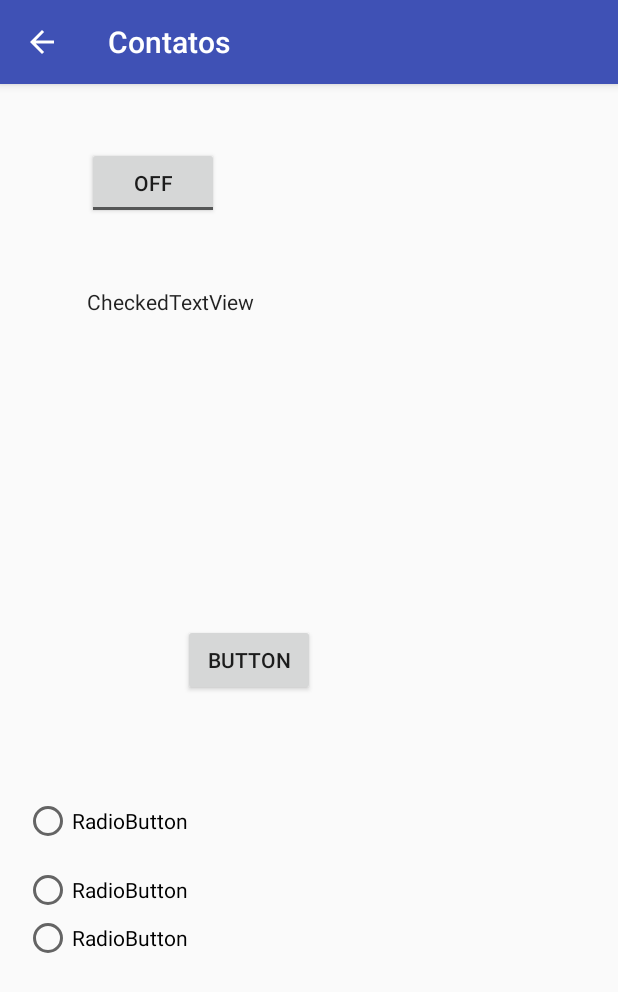
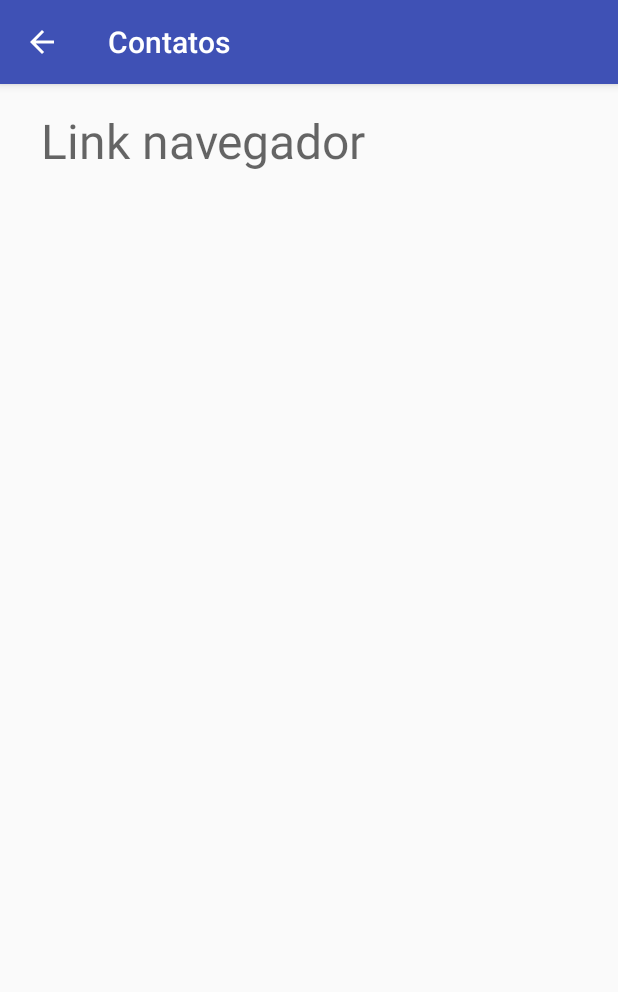
Before and after one commit to RaquelFernandes/contatosAndroidKenniston, an Android app: the NotificacaoActivity screen opened directly, with no data from a screen before it, on a phone screen of 412 x 824 dp. Shown: the top 992 px of the screen. Run offline under Robolectric (Android 15) with nearby library versions, the phone set to English and light mode, and no system bars; 1 statement that could not run was skipped.

Commit message:
Notificação e Alteração no layout

```diff
--- a/app/src/main/java/br/iesb/contatos/Activities/ListarUsuario.java
+++ b/app/src/main/java/br/iesb/contatos/Activities/ListarUsuario.java
@@ -36,7 +36,6 @@ public class ListarUsuario extends AppCompatActivity {
             usuario.setNome(c.getString(c.getColumnIndex("nome")));
             usuario.setTelefone(c.getString(c.getColumnIndex("telefone")));
             usuario.setEmail(c.getString(c.getColumnIndex("email")));
-            //usuario.setSenha(c.getString(c.getColumnIndex("senha")));
 
             listaPesquisaBanco.add(usuario);
             c.moveToNext();
--- a/app/src/main/java/br/iesb/contatos/Activities/NotificacaoActivity.java
+++ b/app/src/main/java/br/iesb/contatos/Activities/NotificacaoActivity.java
@@ -1,7 +1,10 @@
 package br.iesb.contatos.Activities;
 
+import android.content.Intent;
 import android.support.v7.app.AppCompatActivity;
 import android.os.Bundle;
+import android.util.Log;
+import android.widget.TextView;
 
 import br.iesb.contatos.R;
 
@@ -11,5 +14,14 @@ public class NotificacaoActivity extends AppCompatActivity {
     protected void onCreate(Bundle savedInstanceState) {
         super.onCreate(savedInstanceState);
         setContentView(R.layout.activity_notificacao);
+
+        Intent ti = getIntent();
+        String url = ti.getExtras().getString("url");
+        Log.d("sda", url);
+
+        TextView txt = (TextView) findViewById(R.id.txtUrl);
+        txt.setText(url);
     }
+
+
 }
--- a/app/src/main/java/br/iesb/contatos/Adapter/UsuarioAdapter.java
+++ b/app/src/main/java/br/iesb/contatos/Adapter/UsuarioAdapter.java
@@ -43,7 +43,7 @@ public class UsuarioAdapter extends ArrayAdapter<Usuario> {
         txtUsuarioEmail.setText(usuario.getEmail());
 
         EditText txtUsuarioTelefone = (EditText) formatoItemLista.findViewById(R.id.txtUsuarioTelefone);
-        txtUsuarioNome.setText(usuario.getTelefone());
+        txtUsuarioTelefone.setText(usuario.getTelefone());
 
         return formatoItemLista;
 
--- a/app/src/main/res/layout/activity_notificacao.xml
+++ b/app/src/main/res/layout/activity_notificacao.xml
@@ -10,65 +10,14 @@
     android:paddingTop="@dimen/activity_vertical_margin"
     tools:context="br.iesb.contatos.Activities.NotificacaoActivity">
 
-    <ToggleButton
-        android:text="ToggleButton"
-        android:layout_width="wrap_content"
+    <TextView
+        android:hint="Link navegador"
+        android:layout_width="match_parent"
         android:layout_height="wrap_content"
-        android:layout_alignParentTop="true"
-        android:layout_alignParentLeft="true"
-        android:layout_alignParentStart="true"
-        android:layout_marginLeft="42dp"
-        android:layout_marginStart="42dp"
-        android:layout_marginTop="26dp"
-        android:id="@+id/toggleButton2" />
-
-    <Button
-        android:text="Button"
-        android:layout_width="wrap_content"
-        android:layout_height="wrap_content"
-        android:layout_centerVertical="true"
-        android:layout_alignLeft="@+id/toggleButton2"
-        android:layout_alignStart="@+id/toggleButton2"
-        android:layout_marginLeft="64dp"
-        android:layout_marginStart="64dp"
-        android:id="@+id/button" />
-
-    <RadioButton
-        android:text="RadioButton"
-        android:layout_width="wrap_content"
-        android:layout_height="wrap_content"
-        android:layout_below="@+id/radioButton2"
-        android:layout_alignParentLeft="true"
-        android:layout_alignParentStart="true"
-        android:layout_marginTop="14dp"
-        android:id="@+id/radioButton3" />
-
-    <RadioButton
-        android:text="RadioButton"
-        android:layout_width="wrap_content"
-        android:layout_height="wrap_content"
-        android:layout_below="@+id/radioButton3"
-        android:layout_alignRight="@+id/radioButton3"
-        android:layout_alignEnd="@+id/radioButton3"
-        android:id="@+id/radioButton4" />
-
-    <CheckedTextView
-        android:text="CheckedTextView"
-        android:layout_width="wrap_content"
-        android:layout_height="wrap_content"
-        android:layout_marginTop="45dp"
-        android:id="@+id/checkedTextView"
-        android:layout_below="@+id/toggleButton2"
-        android:layout_alignLeft="@+id/toggleButton2"
-        android:layout_alignStart="@+id/toggleButton2" />
-
-    <RadioButton
-        android:text="RadioButton"
-        android:layout_width="wrap_content"
-        android:layout_height="wrap_content"
-        android:layout_marginTop="67dp"
-        android:id="@+id/radioButton2"
-        android:layout_below="@+id/button"
+        android:textSize="32dp"
+        android:layout_marginLeft="11dp"
+        android:layout_marginStart="11dp"
+        android:id="@+id/txtUrl"
         android:layout_alignParentLeft="true"
         android:layout_alignParentStart="true" />
 </RelativeLayout>
```
Also changed, not shown: app/src/main/java/br/iesb/contatos/Activities/LoginActivity.java (+9 -16 lines), app/src/main/res/layout/activity_login.xml (+29 -18 lines), app/src/main/res/layout/activity_main.xml (+17 -19 lines), app/src/main/res/drawable/gato.jpg (added).
